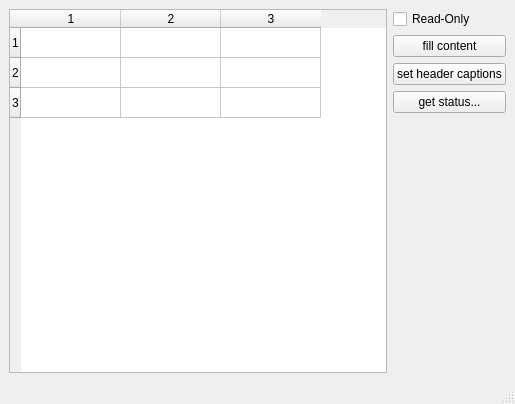
First picture: the form in demo/ui/tableWidgetDemo.ui, repository itom-project/itom, before the edit.
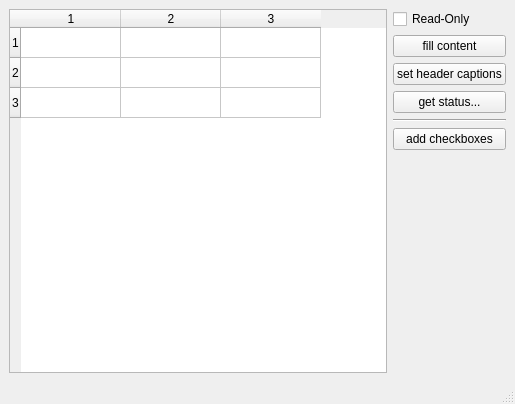
Second picture: the form after the edit.

Commit message: tableWidgetDemo updated to support check states...

Diff of the .ui file:
```diff
--- a/demo/ui/tableWidgetDemo.ui
+++ b/demo/ui/tableWidgetDemo.ui
@@ -73,6 +73,20 @@
         </property>
        </widget>
       </item>
+      <item>
+       <widget class="Line" name="line">
+        <property name="orientation">
+         <enum>Qt::Horizontal</enum>
+        </property>
+       </widget>
+      </item>
+      <item>
+       <widget class="QPushButton" name="btnAddCheckboxes">
+        <property name="text">
+         <string>add checkboxes</string>
+        </property>
+       </widget>
+      </item>
       <item>
        <spacer name="verticalSpacer">
         <property name="orientation">
```
The commit also changes 1 other file.
